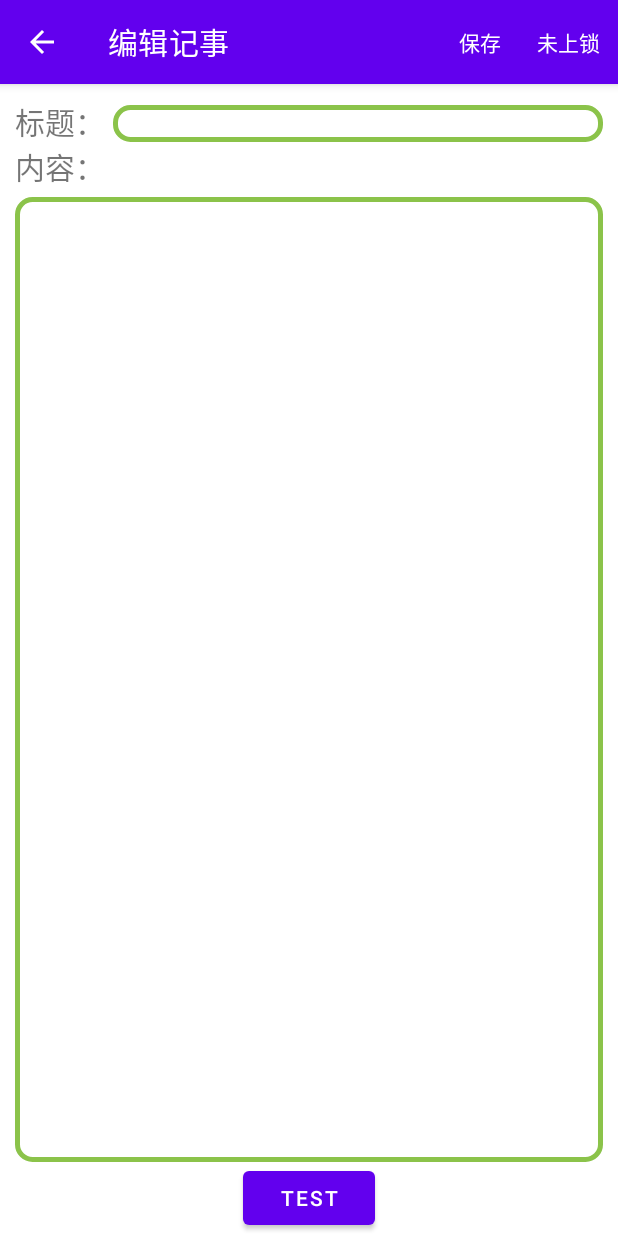
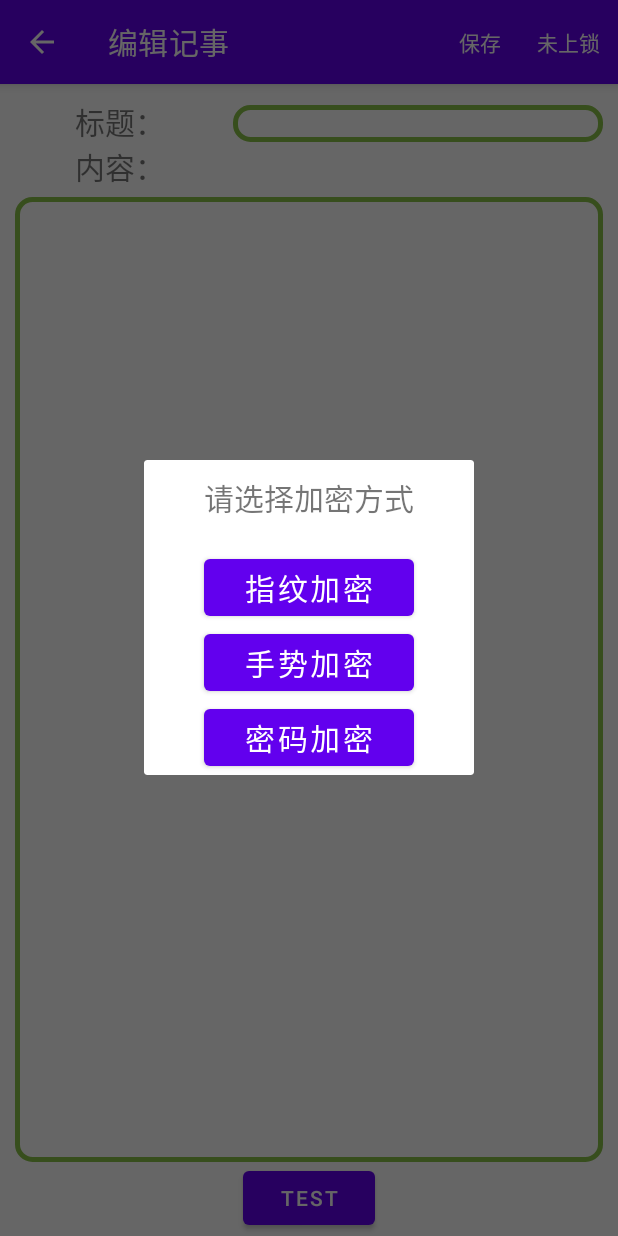
Before and after one commit to Shadowmirror/DragonLi, an Android app: the EditActivity screen opened directly, with no data from a screen before it, after a tap on "未上锁", on a phone screen of 412 x 824 dp. Run offline under Robolectric (Android 15) with nearby library versions, the phone set to English and light mode, and no system bars; libraries missing offline, so code that uses them is left out: org.litepal; 1 statement that could not run was skipped; 2 other taps on this screen came first.

Commit message:
单条数据指纹加锁未完成

```diff
--- a/app/build.gradle
+++ b/app/build.gradle
@@ -35,6 +35,7 @@ dependencies {
     implementation 'com.google.android.material:material:1.3.0'
     implementation 'androidx.constraintlayout:constraintlayout:2.0.4'
     implementation files('libs\\SQLiteStudioRemote.jar')
+    implementation 'androidx.legacy:legacy-support-v4:1.0.0'
     testImplementation 'junit:junit:4.+'
     androidTestImplementation 'androidx.test.ext:junit:1.1.2'
     androidTestImplementation 'androidx.test.espresso:espresso-core:3.3.0'
--- a/app/src/main/java/miao/kmirror/dragonli/activity/EditActivity.java
+++ b/app/src/main/java/miao/kmirror/dragonli/activity/EditActivity.java
@@ -3,6 +3,7 @@ package miao.kmirror.dragonli.activity;
 import androidx.annotation.NonNull;
 import androidx.appcompat.app.AlertDialog;
 import androidx.appcompat.app.AppCompatActivity;
+import androidx.fragment.app.FragmentManager;
 
 import android.content.DialogInterface;
 import android.content.Intent;
@@ -13,7 +14,6 @@ import android.text.TextWatcher;
 import android.util.Log;
 import android.view.Menu;
 import android.view.MenuItem;
-import android.view.View;
 import android.widget.Button;
 import android.widget.EditText;
 
@@ -24,6 +24,7 @@ import miao.kmirror.dragonli.dao.TextContentDao;
 import miao.kmirror.dragonli.dao.TextInfoDao;
 import miao.kmirror.dragonli.entity.TextContent;
 import miao.kmirror.dragonli.entity.TextInfo;
+import miao.kmirror.dragonli.fragment.EditNameDialogFragment;
 import miao.kmirror.dragonli.utils.AESEncryptUtils;
 import miao.kmirror.dragonli.utils.DateUtils;
 import miao.kmirror.dragonli.utils.ToastUtils;
@@ -53,13 +54,7 @@ public class EditActivity extends AppCompatActivity {
 
         Button test = findViewById(R.id.bt_edit_test);
         test.setOnClickListener(v -> {
-            Log.i(TAG, "onCreate: text = " + text.toString());
-            Log.i(TAG, "onCreate: text.isLocked = " + text.getLocked());
-            TextInfo temp = new TextInfo();
-            temp.setLocked(!text.getLocked());
-            temp.update(1);
-            Log.i(TAG, "onCreate: update = " + textInfoDao.update(text));
-            Log.i(TAG, "onCreate: update_text = " + textInfoDao.findById(text.getId()));
+            selectSingleLockType();
         });
 
         /**
@@ -81,6 +76,9 @@ public class EditActivity extends AppCompatActivity {
             public void afterTextChanged(Editable s) {
             }
         });
+
+
+
         initData();
     }
 
@@ -145,13 +143,16 @@ public class EditActivity extends AppCompatActivity {
                 return true;
             }
         });
+        //
         MenuItem lock = menu.findItem(R.id.menu_lock);
         lock.setOnMenuItemClickListener(new MenuItem.OnMenuItemClickListener() {
             @Override
             public boolean onMenuItemClick(MenuItem item) {
+//                selectSingleLockType();
+                showEditDialog();
                 // 解决数据库无法更新问题
-                text.setLocked(!text.getLocked());
-                textInfoDao.updateLockState(text);
+//                text.setLocked(!text.getLocked());
+//                textInfoDao.updateLockState(text);
                 onPrepareOptionsMenu(menu);
                 return true;
             }
@@ -159,6 +160,22 @@ public class EditActivity extends AppCompatActivity {
 
         return super.onCreateOptionsMenu(menu);
 
+    }
+    /**
+     * 单条数据加密方式选择弹窗
+     * */
+    private void selectSingleLockType() {
+//        Log.i(TAG, "selectSingleLockType: mmm");
+//        AlertDialog.Builder builder = new AlertDialog.Builder(this);
+//        builder.setView(R.layout.list_item_single_lock_type_layout);
+//        builder.create().show();
+
+    }
+
+    private void showEditDialog() {
+        FragmentManager fm = getSupportFragmentManager();
+        EditNameDialogFragment editNameDialogFragment = new EditNameDialogFragment(text);
+        editNameDialogFragment.show(fm, "fragment_edit_name");
     }
 
     @Override
@@ -218,18 +235,7 @@ public class EditActivity extends AppCompatActivity {
             LitePal.endTransaction();
         }
 
+    }
 
-//        text.setTitle(title);
-//        String temp = AESEncryptUtils.encrypt(content, AESEncryptUtils.TEST_PASS);
-//        // 加密
-//        text.setContent(temp);
-//        text.setCreatedTime(DateUtils.getCurrentTimeFormat());
-//        int row = text.updateAll("id = ?", text.getId().toString());
-//        if (row != -1) {
-//            ToastUtils.toastShort(this, "修改成功！");
-//            this.finish();
-//        } else {
-//            ToastUtils.toastShort(this, "修改失败！");
-//        }
-    }
+
 }
--- a/app/src/main/java/miao/kmirror/dragonli/adapter/MyAdapter.java
+++ b/app/src/main/java/miao/kmirror/dragonli/adapter/MyAdapter.java
@@ -121,11 +121,6 @@ public class MyAdapter extends RecyclerView.Adapter<RecyclerView.ViewHolder> {
                     LitePal.endTransaction();
                     dialog.dismiss();
                 }
-//                int row = LitePal.deleteAll(TextInfo.class, "id = ?", text.getId().toString());
-//                if (row > 0) {
-//                    removeData(position);
-//                }
-//                dialog.dismiss();
             });
 
             tvEdit.setOnClickListener(v1 -> {
--- /dev/null
+++ b/app/src/main/java/miao/kmirror/dragonli/fragment/EditNameDialogFragment.java
@@ -0,0 +1,61 @@
+package miao.kmirror.dragonli.fragment;
+
+import android.os.Bundle;
+import android.view.LayoutInflater;
+import android.view.View;
+import android.view.ViewGroup;
+import android.view.WindowManager;
+import android.widget.Button;
+import android.widget.EditText;
+
+import androidx.annotation.Nullable;
+import androidx.fragment.app.DialogFragment;
+
+import miao.kmirror.dragonli.R;
+import miao.kmirror.dragonli.entity.TextInfo;
+import miao.kmirror.dragonli.lock.widget.activity.FingerLoginActivity;
+import miao.kmirror.dragonli.utils.ActivityUtils;
+import miao.kmirror.dragonli.utils.ToastUtils;
+
+public class EditNameDialogFragment extends DialogFragment {
+
+    private Button toFinger;
+    private Button toPassword;
+    private Button toImage;
+
+    private TextInfo textInfo;
+
+    public EditNameDialogFragment(TextInfo textInfo) {
+        this.textInfo = textInfo;
+    }
+
+
+    @Override
+    public View onCreateView(LayoutInflater inflater, ViewGroup container,
+                             Bundle savedInstanceState) {
+        return inflater.inflate(R.layout.fragment_edit_name, container);
+    }
+
+    @Override
+    public void onViewCreated(View view, @Nullable Bundle savedInstanceState) {
+        super.onViewCreated(view, savedInstanceState);
+        // Get field from view
+        toFinger = view.findViewById(R.id.single_lock_to_finger);
+        toImage = view.findViewById(R.id.single_lock_to_image);
+        toPassword = view.findViewById(R.id.single_lock_to_password);
+
+        toFinger.setOnClickListener(v -> {
+            ActivityUtils.simpleIntentWithTextInfo(getContext(), FingerLoginActivity.class, textInfo);
+        });
+        toImage.setOnClickListener(v -> {
+            ToastUtils.toastShort(getContext(), "You click image");
+        });
+        toPassword.setOnClickListener(v -> {
+            ToastUtils.toastShort(getContext(), "You click password");
+        });
+        // Fetch arguments from bundle and set title
+        // Show soft keyboard automatically and request focus to field
+        getDialog().getWindow().setSoftInputMode(
+                WindowManager.LayoutParams.SOFT_INPUT_STATE_VISIBLE);
+    }
+}
--- /dev/null
+++ b/app/src/main/res/layout/fragment_edit_name.xml
@@ -0,0 +1,30 @@
+<?xml version="1.0" encoding="utf-8"?>
+<LinearLayout xmlns:android="http://schemas.android.com/apk/res/android"
+    android:orientation="vertical"
+    android:layout_width="match_parent"
+    android:layout_height="match_parent">
+    <TextView
+        android:layout_width="match_parent"
+        android:text="请选择加密方式"
+        style="@style/MyTextStyle"
+        android:layout_marginBottom="10dp"
+        />
+    <Button
+        android:layout_width="match_parent"
+        android:id="@+id/single_lock_to_finger"
+        android:text="指纹加密"
+        style="@style/MyTextStyle"
+        />
+    <Button
+        android:layout_width="match_parent"
+        android:id="@+id/single_lock_to_image"
+        android:text="手势加密"
+        style="@style/MyTextStyle"
+        />
+    <Button
+        android:layout_width="match_parent"
+        android:id="@+id/single_lock_to_password"
+        android:text="密码加密"
+        style="@style/MyTextStyle"
+        />
+</LinearLayout>
--- a/app/src/main/res/values/strings.xml
+++ b/app/src/main/res/values/strings.xml
@@ -1,3 +1,5 @@
 <resources>
     <string name="app_name">DragonLi</string>
+    <!-- TODO: Remove or change this placeholder text -->
+    <string name="hello_blank_fragment">Hello blank fragment</string>
 </resources>
--- a/app/src/main/res/values/style.xml
+++ b/app/src/main/res/values/style.xml
@@ -19,6 +19,8 @@
     </style>
 
     <style name="MyTextStyle">
+        <item name="android:layout_marginLeft">40dp</item>
+        <item name="android:layout_marginRight">40dp</item>
         <item name="android:textSize">20sp</item>
         <item name="android:layout_height">50dp</item>
         <item name="android:gravity">center</item>
```
Also changed, not shown: app/src/main/java/miao/kmirror/dragonli/controller/singleDataController.java (added, +8 -0 lines), app/src/main/java/miao/kmirror/dragonli/lock/widget/activity/FingerLoginActivity.java (+19 -8 lines), app/src/main/java/miao/kmirror/dragonli/utils/ActivityUtils.java (+7 -0 lines), app/src/main/res/layout/list_item_single_lock_type_layout.xml (added, +30 -0 lines).
